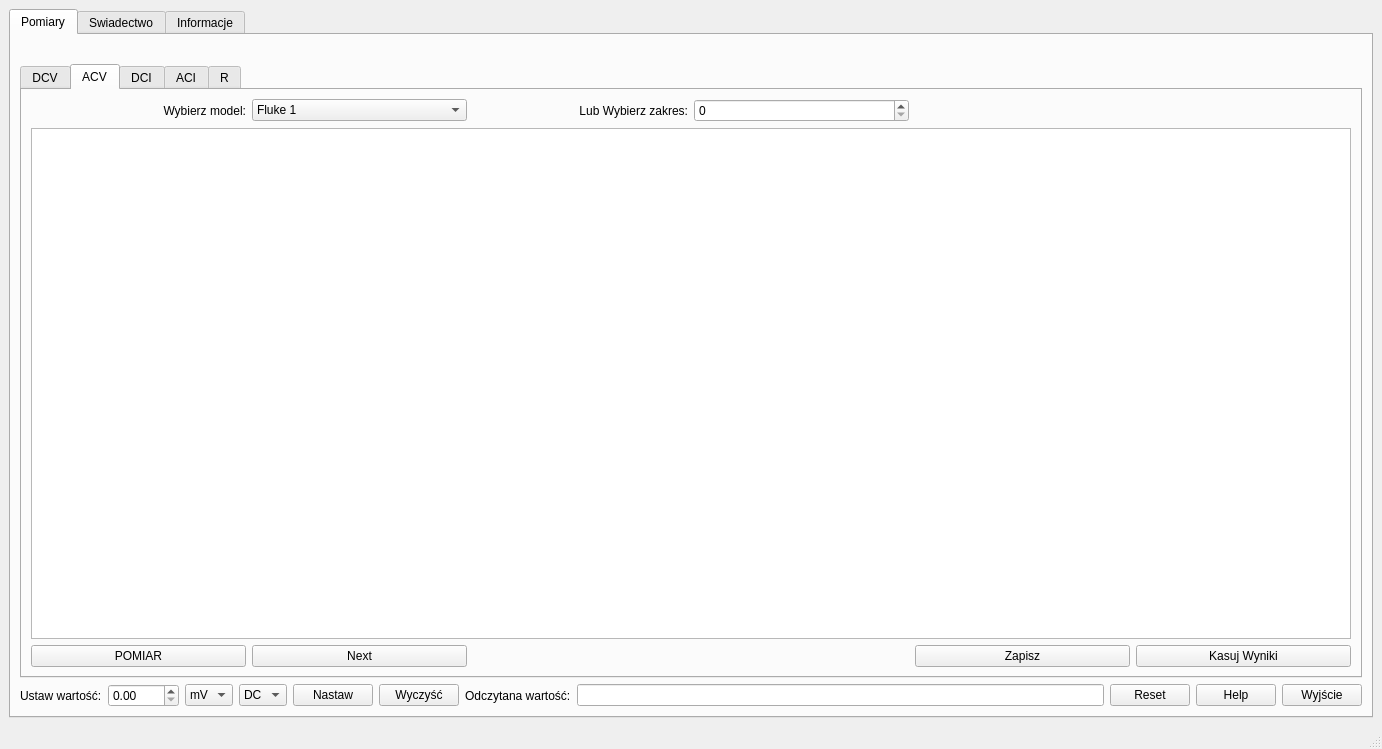
matekw26/WitasInzynierka, file mainwindow.ui: the form before one commit.
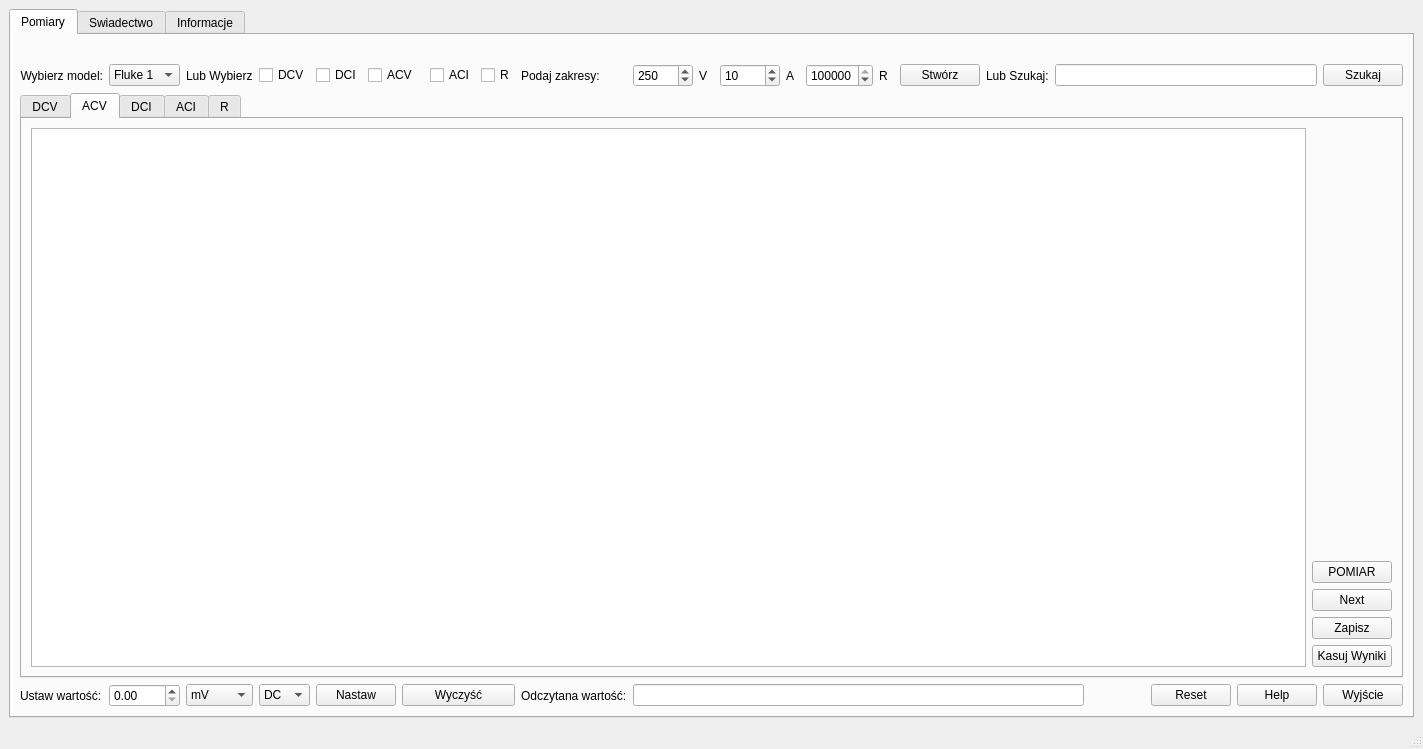
The form after the commit. The open tabs and pages were chosen to show the change. Icons and pictures are not drawn.

What changed in the file:
```diff
--- a/mainwindow.ui
+++ b/mainwindow.ui
@@ -6,7 +6,7 @@
    <rect>
     <x>0</x>
     <y>0</y>
-    <width>1382</width>
+    <width>1423</width>
     <height>749</height>
    </rect>
   </property>
@@ -19,7 +19,7 @@
   </property>
   <widget class="QWidget" name="centralwidget">
    <layout class="QGridLayout" name="gridLayout_8">
-    <item row="0" column="1">
+    <item row="0" column="0">
      <widget class="QTabWidget" name="tabWidget">
       <property name="currentIndex">
        <number>1</number>
@@ -29,77 +29,118 @@
         <string>Pomiary</string>
        </attribute>
        <layout class="QGridLayout" name="gridLayout">
-        <item row="2" column="7">
-         <widget class="QLineEdit" name="odczyt_kalibrator">
-          <property name="enabled">
-           <bool>true</bool>
-          </property>
-          <property name="inputMask">
-           <string/>
-          </property>
+        <item row="1" column="8">
+         <widget class="QCheckBox" name="check_r">
           <property name="text">
-           <string/>
+           <string>R</string>
           </property>
-          <property name="dragEnabled">
-           <bool>false</bool>
+         </widget>
+        </item>
+        <item row="3" column="1">
+         <widget class="QDoubleSpinBox" name="wartosc_kalibrator">
+          <property name="maximum">
+           <double>1001.000000000000000</double>
           </property>
-          <property name="readOnly">
-           <bool>true</bool>
-          </property>
          </widget>
         </item>
-        <item row="2" column="4">
-         <widget class="QPushButton" name="Nastaw">
+        <item row="1" column="5" colspan="2">
+         <widget class="QCheckBox" name="check_acv">
           <property name="text">
-           <string>Nastaw</string>
+           <string>ACV</string>
           </property>
          </widget>
         </item>
-        <item row="2" column="10">
-         <widget class="QPushButton" name="zamkniecie_aplikacji">
-          <property name="toolTipDuration">
-           <number>8</number>
-          </property>
+        <item row="3" column="23">
+         <widget class="QPushButton" name="pushButton_6">
           <property name="text">
-           <string>Wyjście</string>
+           <string>Reset</string>
           </property>
          </widget>
         </item>
-        <item row="2" column="9">
+        <item row="3" column="24">
          <widget class="QPushButton" name="pushButton_19">
           <property name="text">
            <string>Help</string>
           </property>
          </widget>
         </item>
-        <item row="2" column="5">
+        <item row="1" column="18" colspan="7">
+         <widget class="QLineEdit" name="sciezka_Model"/>
+        </item>
+        <item row="1" column="4">
+         <widget class="QCheckBox" name="check_dci">
+          <property name="text">
+           <string>DCI</string>
+          </property>
+         </widget>
+        </item>
+        <item row="3" column="6" colspan="3">
          <widget class="QPushButton" name="Wyczysc">
           <property name="text">
            <string>Wyczyść</string>
           </property>
          </widget>
         </item>
-        <item row="2" column="8">
-         <widget class="QPushButton" name="pushButton_6">
+        <item row="1" column="10">
+         <widget class="QSpinBox" name="zakresV">
+          <property name="minimumSize">
+           <size>
+            <width>60</width>
+            <height>0</height>
+           </size>
+          </property>
+          <property name="maximum">
+           <number>1000</number>
+          </property>
+          <property name="value">
+           <number>250</number>
+          </property>
+         </widget>
+        </item>
+        <item row="1" column="1">
+         <widget class="QComboBox" name="comboBox">
+          <item>
+           <property name="text">
+            <string>Fluke 1</string>
+           </property>
+          </item>
+          <item>
+           <property name="text">
+            <string>Fluke 2</string>
+           </property>
+          </item>
+          <item>
+           <property name="text">
+            <string>Fluke 3</string>
+           </property>
+          </item>
+         </widget>
+        </item>
+        <item row="1" column="3">
+         <widget class="QCheckBox" name="check_dcv">
           <property name="text">
-           <string>Reset</string>
+           <string>DCV</string>
           </property>
          </widget>
         </item>
-        <item row="0" column="0" colspan="11">
-         <widget class="QLabel" name="label">
+        <item row="1" column="16">
+         <widget class="QPushButton" name="Stworz">
           <property name="text">
-           <string/>
+           <string>Stwórz</string>
           </property>
-          <property name="pixmap">
-           <pixmap>image/tlo_poloficial.png</pixmap>
+         </widget>
+        </item>
+        <item row="3" column="9">
+         <widget class="QLabel" name="label_10">
+          <property name="text">
+           <string>Odczytana wartość:</string>
           </property>
           <property name="scaledContents">
            <bool>true</bool>
           </property>
          </widget>
         </item>
-        <item row="2" column="2">
+        <item row="3" column="2">
          <widget class="QComboBox" name="ustawienie_kalibrator">
           <item>
            <property name="text">
@@ -123,42 +164,7 @@
           </item>
          </widget>
         </item>
-        <item row="2" column="6">
-         <widget class="QLabel" name="label_10">
-          <property name="text">
-           <string>Odczytana wartość:</string>
-          </property>
-         </widget>
-        </item>
-        <item row="2" column="0">
-         <widget class="QLabel" name="label_9">
-          <property name="text">
-           <string>Ustaw wartość:</string>
-          </property>
-         </widget>
-        </item>
-        <item row="2" column="3">
-         <widget class="QComboBox" name="AC_DC">
-          <item>
-           <property name="text">
-            <string>DC</string>
-           </property>
-          </item>
-          <item>
-           <property name="text">
-            <string>AC</string>
-           </property>
-          </item>
-         </widget>
-        </item>
-        <item row="2" column="1">
-         <widget class="QDoubleSpinBox" name="wartosc_kalibrator">
-          <property name="maximum">
-           <double>1001.000000000000000</double>
-          </property>
-         </widget>
-        </item>
-        <item row="1" column="0" colspan="11">
+        <item row="2" column="0" colspan="26">
          <widget class="QTabWidget" name="tabWidget_2">
           <property name="currentIndex">
            <number>0</number>
@@ -182,45 +188,14 @@
               </property>
              </widget>
             </item>
-            <item row="0" column="1">
-             <widget class="QComboBox" name="comboBox">
-              <item>
-               <property name="text">
-                <string>Fluke 1</string>
-               </property>
-              </item>
-              <item>
-               <property name="text">
-                <string>Fluke 2</string>
-               </property>
-              </item>
-              <item>
-               <property name="text">
-                <string>Fluke 3</string>
-               </property>
-              </item>
-             </widget>
-            </item>
-            <item row="0" column="2">
-             <widget class="QLabel" name="label_16">
-              <property name="font">
-               <font>
-                <pointsize>9</pointsize>
-               </font>
-              </property>
+            <item row="2" column="5">
+             <widget class="QLabel" name="label_3">
               <property name="text">
-               <string>Lub Wybierz zakres:</string>
+               <string/>
               </property>
-              <property name="alignment">
-               <set>Qt::AlignRight|Qt::AlignTrailing|Qt::AlignVCenter</set>
+              <property name="pixmap">
+               <pixmap>image/polaczenieUIv444.png</pixmap>
               </property>
-             </widget>
-            </item>
-            <item row="0" column="0">
-             <widget class="QLabel" name="label_6">
-              <property name="text">
-               <string>Wybierz model:</string>
-              </property>
               <property name="alignment">
                <set>Qt::AlignRight|Qt::AlignTrailing|Qt::AlignVCenter</set>
               </property>
@@ -270,100 +245,49 @@
             <string>ACV</string>
            </attribute>
            <layout class="QGridLayout" name="gridLayout_3">
-            <item row="0" column="0">
-             <widget class="QLabel" name="label_17">
-              <property name="text">
-               <string>Wybierz model:</string>
-              </property>
-              <property name="alignment">
-               <set>Qt::AlignRight|Qt::AlignTrailing|Qt::AlignVCenter</set>
-              </property>
-             </widget>
-            </item>
-            <item row="2" column="1">
-             <widget class="QPushButton" name="pushButton_23">
-              <property name="text">
-               <string>Next</string>
-              </property>
-             </widget>
-            </item>
-            <item row="0" column="1">
-             <widget class="QComboBox" name="comboBox_4">
-              <item>
-               <property name="text">
-                <string>Fluke 1</string>
-               </property>
-              </item>
-              <item>
-               <property name="text">
-                <string>Fluke 2</string>
-               </property>
-              </item>
-              <item>
-               <property name="text">
-                <string>Fluke 3</string>
-               </property>
-              </item>
-             </widget>
-            </item>
-            <item row="0" column="4" colspan="2">
-             <widget class="QLabel" name="label_19">
-              <property name="text">
-               <string/>
-              </property>
-              <property name="pixmap">
-               <pixmap>image/polaczenieUIv444.png</pixmap>
-              </property>
-              <property name="alignment">
-               <set>Qt::AlignRight|Qt::AlignTrailing|Qt::AlignVCenter</set>
-              </property>
-             </widget>
-            </item>
-            <item row="0" column="2">
-             <widget class="QLabel" name="label_18">
-              <property name="font">
-               <font>
-                <pointsize>9</pointsize>
-               </font>
-              </property>
-              <property name="text">
-               <string>Lub Wybierz zakres:</string>
-              </property>
-              <property name="alignment">
-               <set>Qt::AlignRight|Qt::AlignTrailing|Qt::AlignVCenter</set>
-              </property>
-             </widget>
-            </item>
-            <item row="2" column="5">
+            <item row="7" column="5">
              <widget class="QPushButton" name="pushButton_22">
               <property name="text">
                <string>Kasuj Wyniki</string>
               </property>
              </widget>
             </item>
-            <item row="2" column="4">
+            <item row="0" column="1" rowspan="8">
+             <widget class="QTableWidget" name="wynikiACV"/>
+            </item>
+            <item row="6" column="5">
              <widget class="QPushButton" name="pushButton_24">
               <property name="text">
                <string>Zapisz</string>
               </property>
              </widget>
             </item>
-            <item row="0" column="3">
-             <widget class="QSpinBox" name="spinBox_2">
-              <property name="maximum">
-               <number>1000</number>
+            <item row="5" column="5">
+             <widget class="QPushButton" name="pushButton_23">
+              <property name="text">
+               <string>Next</string>
               </property>
              </widget>
             </item>
-            <item row="2" column="0">
+            <item row="4" column="5">
              <widget class="QPushButton" name="pushButton_2">
               <property name="text">
                <string>POMIAR</string>
               </property>
              </widget>
             </item>
-            <item row="1" column="0" colspan="6">
-             <widget class="QTableWidget" name="tableWidget_2"/>
+            <item row="2" column="5">
+             <widget class="QLabel" name="label_19">
+              <property name="text">
+               <string/>
+              </property>
+              <property name="pixmap">
+               <pixmap>image/polaczenieUIv444.png</pixmap>
+              </property>
+              <property name="alignment">
+               <set>Qt::AlignRight|Qt::AlignTrailing|Qt::AlignVCenter</set>
+              </property>
+             </widget>
             </item>
            </layout>
           </widget>
@@ -626,6 +550,188 @@
           </widget>
          </widget>
         </item>
+        <item row="3" column="4" colspan="2">
+         <widget class="QPushButton" name="Nastaw">
+          <property name="text">
+           <string>Nastaw</string>
+          </property>
+         </widget>
+        </item>
+        <item row="1" column="11">
+         <widget class="QLabel" name="label_14">
+          <property name="text">
+           <string>V</string>
+          </property>
+         </widget>
+        </item>
+        <item row="1" column="15">
+         <widget class="QLabel" name="label_17">
+          <property name="text">
+           <string>R</string>
+          </property>
+         </widget>
+        </item>
+        <item row="3" column="25">
+         <widget class="QPushButton" name="zamkniecie_aplikacji">
+          <property name="toolTipDuration">
+           <number>8</number>
+          </property>
+          <property name="text">
+           <string>Wyjście</string>
+          </property>
+         </widget>
+        </item>
+        <item row="1" column="12">
+         <widget class="QSpinBox" name="zakresA">
+          <property name="minimumSize">
+           <size>
+            <width>60</width>
+            <height>0</height>
+           </size>
+          </property>
+          <property name="maximum">
+           <number>1000</number>
+          </property>
+          <property name="value">
+           <number>10</number>
+          </property>
+         </widget>
+        </item>
+        <item row="1" column="13">
+         <widget class="QLabel" name="label_15">
+          <property name="text">
+           <string>A</string>
+          </property>
+         </widget>
+        </item>
+        <item row="1" column="7">
+         <widget class="QCheckBox" name="check_aci">
+          <property name="text">
+           <string>ACI</string>
+          </property>
+         </widget>
+        </item>
+        <item row="1" column="14">
+         <widget class="QSpinBox" name="zakresR">
+          <property name="minimumSize">
+           <size>
+            <width>60</width>
+            <height>0</height>
+           </size>
+          </property>
+          <property name="maximum">
+           <number>500000000</number>
+          </property>
+          <property name="value">
+           <number>200000000</number>
+          </property>
+          <property name="displayIntegerBase">
+           <number>10</number>
+          </property>
+         </widget>
+        </item>
+        <item row="1" column="2">
+         <widget class="QLabel" name="label_12">
+          <property name="text">
+           <string>Lub Wybierz</string>
+          </property>
+         </widget>
+        </item>
+        <item row="1" column="17">
+         <widget class="QLabel" name="label_16">
+          <property name="font">
+           <font>
+            <pointsize>9</pointsize>
+           </font>
+          </property>
+          <property name="layoutDirection">
+           <enum>Qt::LeftToRight</enum>
+          </property>
+          <property name="text">
+           <string>Lub Szukaj:</string>
+          </property>
+          <property name="alignment">
+           <set>Qt::AlignLeading|Qt::AlignLeft|Qt::AlignVCenter</set>
+          </property>
+         </widget>
+        </item>
+        <item row="3" column="0">
+         <widget class="QLabel" name="label_9">
+          <property name="text">
+           <string>Ustaw wartość:</string>
+          </property>
+         </widget>
+        </item>
+        <item row="3" column="3">
+         <widget class="QComboBox" name="AC_DC">
+          <item>
+           <property name="text">
+            <string>DC</string>
+           </property>
+          </item>
+          <item>
+           <property name="text">
+            <string>AC</string>
+           </property>
+          </item>
+         </widget>
+        </item>
+        <item row="0" column="0" colspan="26">
+         <widget class="QLabel" name="label">
+          <property name="text">
+           <string/>
+          </property>
+          <property name="pixmap">
+           <pixmap>image/tlo_poloficial.png</pixmap>
+          </property>
+          <property name="scaledContents">
+           <bool>true</bool>
+          </property>
+         </widget>
+        </item>
+        <item row="1" column="0">
+         <widget class="QLabel" name="label_6">
+          <property name="text">
+           <string>Wybierz model:</string>
+          </property>
+          <property name="alignment">
+           <set>Qt::AlignRight|Qt::AlignTrailing|Qt::AlignVCenter</set>
+          </property>
+         </widget>
+        </item>
+        <item row="1" column="9">
+         <widget class="QLabel" name="label_13">
+          <property name="text">
+           <string>Podaj zakresy:</string>
+          </property>
+         </widget>
+        </item>
+        <item row="1" column="25">
+         <widget class="QPushButton" name="SzukajModelu">
+          <property name="text">
+           <string>Szukaj</string>
+          </property>
+         </widget>
+        </item>
+        <item row="3" column="10" colspan="10">
+         <widget class="QLineEdit" name="odczyt_kalibrator">
+          <property name="enabled">
+           <bool>true</bool>
+          </property>
+          <property name="inputMask">
+           <string/>
+          </property>
+          <property name="text">
+           <string/>
+          </property>
+          <property name="dragEnabled">
+           <bool>false</bool>
+          </property>
+          <property name="readOnly">
+           <bool>true</bool>
+          </property>
+         </widget>
+        </item>
        </layout>
       </widget>
       <widget class="QWidget" name="Swiadectwo">
```
Left out of the diff: 658 changed lines with no effect on the pictures.
